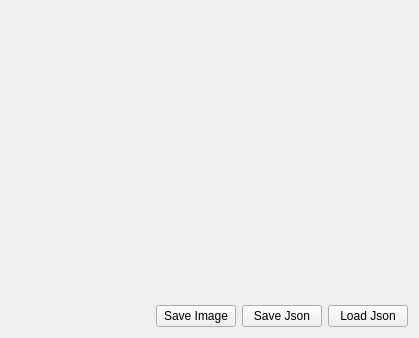
Old version of the form widget.ui in the repository alphastint/paintme2.
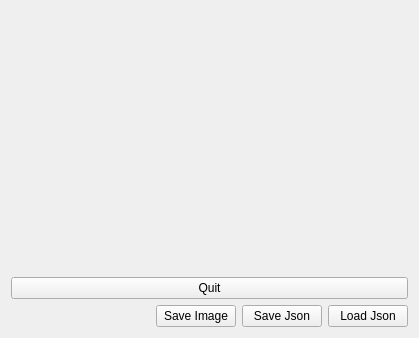
New version of the form.

Commit message: I have added an exit button

Diff of the .ui file:
```diff
--- a/widget.ui
+++ b/widget.ui
@@ -29,6 +29,13 @@
        </property>
       </spacer>
      </item>
+     <item>
+      <widget class="QPushButton" name="guitButton">
+       <property name="text">
+        <string>Quit</string>
+       </property>
+      </widget>
+     </item>
      <item>
       <layout class="QHBoxLayout" name="horizontalLayout_2">
        <item>
```
The commit also changes 2 other files.
